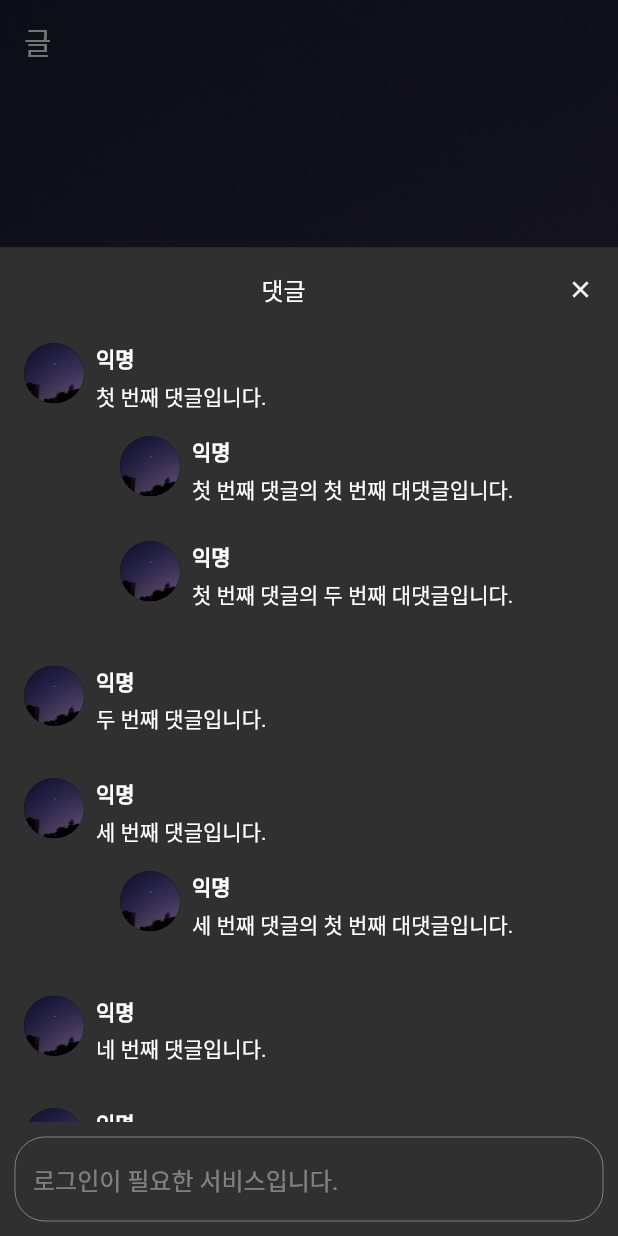
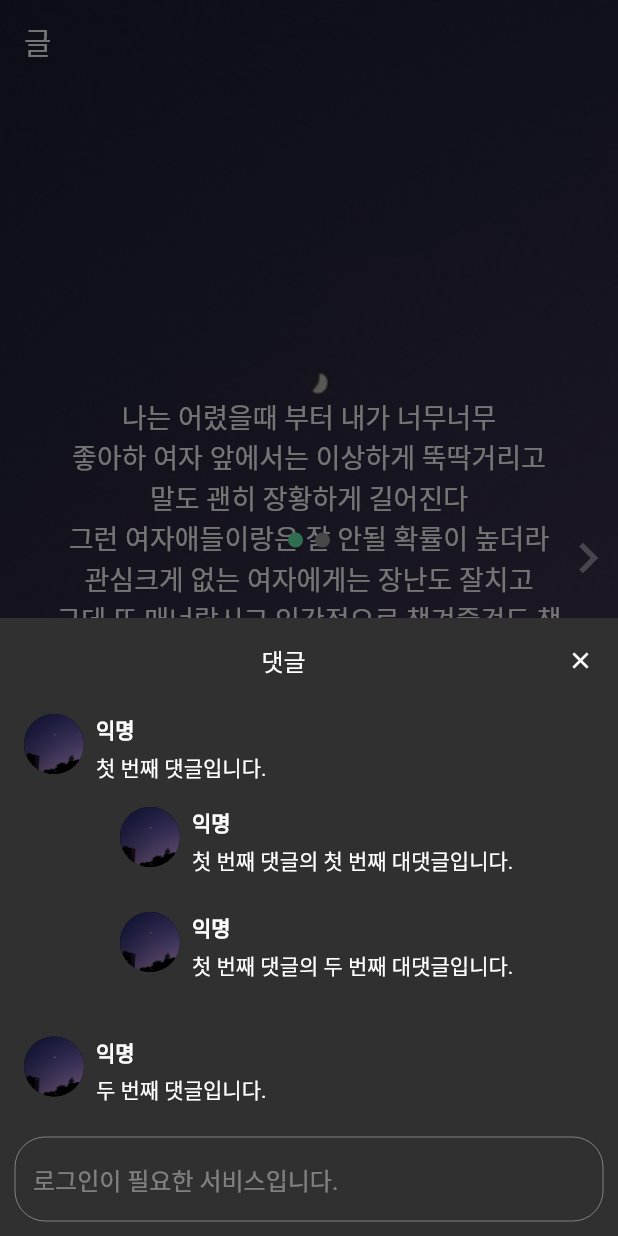
Before and after one commit to ShinJongUng/JUST-FE, a Flutter app: the screen it shows after launch, scrolled down 576 dp, after a tap on the "chat bubble outline" icon, on a phone screen of 412 x 824 dp. Run offline on Flutter 3.47's test engine with Material 2 defaults, Android fonts, the phone set to English and light mode, and no system bars; drawn by our look-alikes of page_view_dot_indicator; our stand-ins replace dio, flutter_dotenv, flutter_secure_storage, fluttertoast, get, shared_preferences and 2 more; missing offline and left inert: kakao_flutter_sdk_user.

Commit message:
feat: 댓글 ux 수정

```diff
--- a/lib/views/widgets/story_page/comment_sheet_button.dart
+++ b/lib/views/widgets/story_page/comment_sheet_button.dart
@@ -16,7 +16,16 @@ class CommentSheetButton extends StatelessWidget {
             context: context,
             isScrollControlled: true,
             builder: (BuildContext context) {
-              return CommentSheetModal();
+              return DraggableScrollableSheet(
+                initialChildSize: 0.5,
+                minChildSize: 0.5,
+                maxChildSize: 0.8,
+                expand: false,
+                builder:
+                    (BuildContext context, ScrollController scrollController) {
+                  return CommentSheetModal(scrollController: scrollController);
+                },
+              );
             },
           );
         });
--- a/lib/views/widgets/story_page/story_comments/comment_list.dart
+++ b/lib/views/widgets/story_page/story_comments/comment_list.dart
@@ -66,13 +66,17 @@ class _CommentWidgetState extends State<CommentWidget> {
 
 class CommentList extends StatelessWidget {
   final List<Comment> comments;
+  ScrollController scrollController;
 
-  const CommentList({Key? key, required this.comments}) : super(key: key);
+  CommentList(
+      {Key? key, required this.comments, required this.scrollController})
+      : super(key: key);
 
   @override
   Widget build(BuildContext context) {
     return Expanded(
       child: ListView.builder(
+        controller: scrollController,
         physics: ClampingScrollPhysics(),
         itemCount: comments.length,
         itemBuilder: (context, index) {
--- a/lib/views/widgets/story_page/story_comments/comment_sheet_modal.dart
+++ b/lib/views/widgets/story_page/story_comments/comment_sheet_modal.dart
@@ -4,7 +4,11 @@ import 'package:just/views/widgets/story_page/story_comments/comment_sheet_heade
 import 'package:just/views/widgets/story_page/story_comments/comment_textfield.dart';
 
 class CommentSheetModal extends StatelessWidget {
-  CommentSheetModal({super.key});
+  ScrollController scrollController;
+  CommentSheetModal({
+    super.key,
+    required this.scrollController,
+  });
 
   final List<Comment> comments = [
     Comment(
@@ -110,8 +114,7 @@ class CommentSheetModal extends StatelessWidget {
                 children: [
                   const CommentSheetHeader(),
                   CommentList(
-                    comments: comments,
-                  ),
+                      comments: comments, scrollController: scrollController),
                   const CommentTextField(),
                 ])),
       ]),
--- a/pubspec.yaml
+++ b/pubspec.yaml
@@ -46,6 +46,7 @@ dependencies:
   dio: ^4.0.6
   get: ^4.6.5
   flutter_secure_storage: ^8.0.0
+  bottom_sheet: ^3.1.2
 
 dev_dependencies:
   flutter_test:
```
Also changed, not shown: pubspec.lock.
